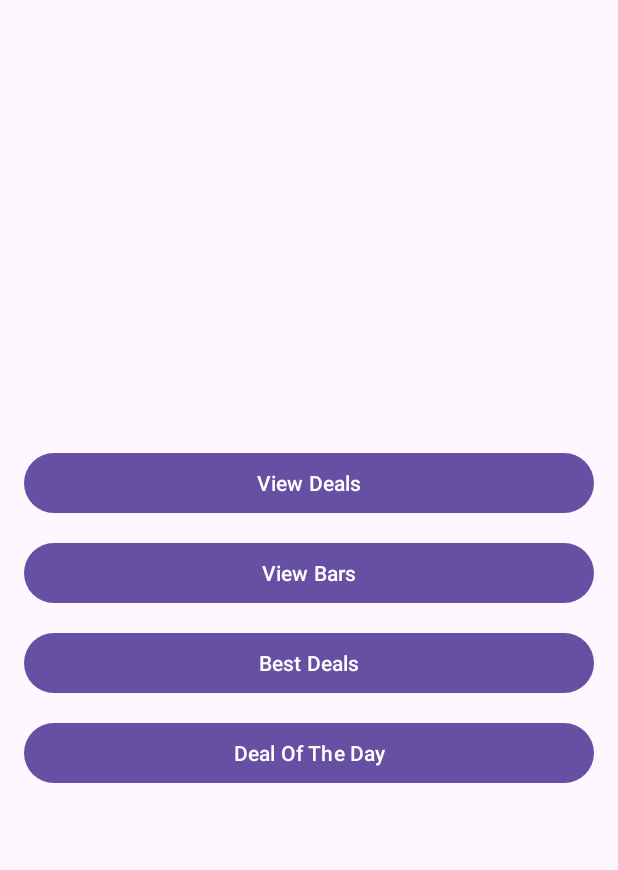
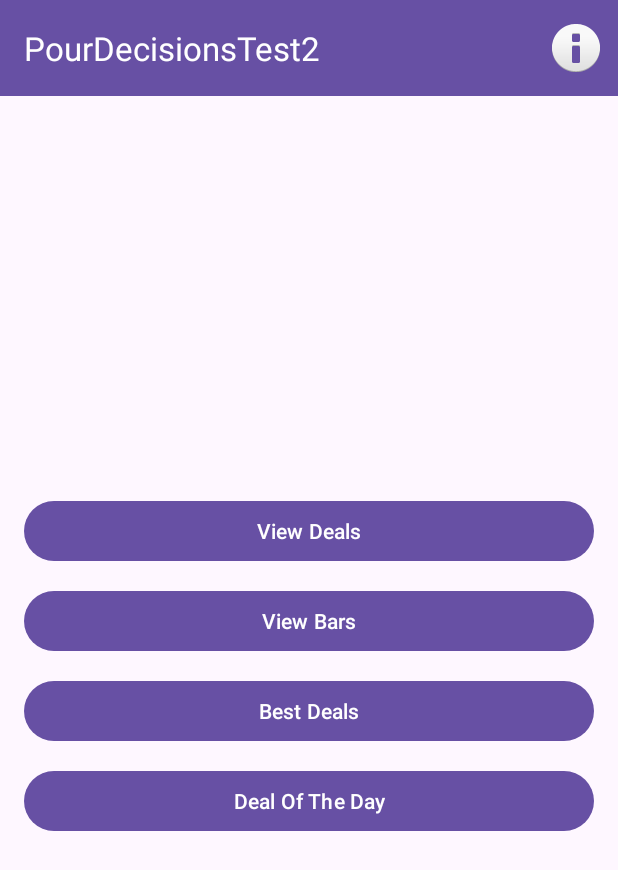
Before and after one commit to DanielWFetterman/PourDecisionsApp, an Android app: the screen it shows after launch (MainActivity), on a phone screen of 412 x 824 dp. Shown: the top 870 px of the screen. Run offline under Robolectric (Android 15) with nearby library versions, the light colour scheme and no system bars.

Commit message:
snackbar and menu

```diff
--- a/app/src/main/java/com/example/pourdecisionstest2/MainActivity.java
+++ b/app/src/main/java/com/example/pourdecisionstest2/MainActivity.java
@@ -2,12 +2,18 @@ package com.example.pourdecisionstest2;
 
 import android.content.Intent;
 import android.os.Bundle;
+import android.view.Menu;
+import android.view.MenuInflater;
+import android.view.MenuItem;
 import android.view.View;
 import android.widget.Button;
+import androidx.appcompat.widget.Toolbar;
+
 import androidx.appcompat.app.AppCompatActivity;
 
 import com.example.pourdecisionstest2.BestDealsActivity;
 import com.example.pourdecisionstest2.DealsActivity;
+import com.google.android.material.snackbar.Snackbar;
 
 public class MainActivity extends AppCompatActivity {
     @Override
@@ -24,5 +30,28 @@ public class MainActivity extends AppCompatActivity {
         btnBars.setOnClickListener(v -> startActivity(new Intent(this, com.example.pourdecisionstest2.BarsActivity.class)));
         btnBestDeals.setOnClickListener(v -> startActivity(new Intent(this, com.example.pourdecisionstest2.BestDealsActivity.class)));
         btnDealOfDay.setOnClickListener(v -> startActivity(new Intent(this, com.example.pourdecisionstest2.DealOfDayActivity.class)));
+
+        Toolbar toolbar = findViewById(R.id.my_toolbar);
+        setSupportActionBar(toolbar);
     }
+
+    @Override
+    public boolean onCreateOptionsMenu(Menu menu) {
+        MenuInflater inflater = getMenuInflater();
+        inflater.inflate(R.menu.menu_main, menu);
+        return true;
+    }
+
+
+    @Override
+    public boolean onOptionsItemSelected(MenuItem item) {
+        if (item.getItemId() == R.id.more_info) {
+            View rootView = findViewById(android.R.id.content);
+            Snackbar.make(rootView, "Pour Decisions App\nGet the best deals out there", Snackbar.LENGTH_LONG).show();
+            return true;
+        }
+        return super.onOptionsItemSelected(item);
+    }
+
+
 }
--- a/app/src/main/res/layout/activity_main.xml
+++ b/app/src/main/res/layout/activity_main.xml
@@ -1,10 +1,29 @@
 <?xml version="1.0" encoding="utf-8"?>
-<LinearLayout xmlns:android="http://schemas.android.com/apk/res/android"
+<androidx.coordinatorlayout.widget.CoordinatorLayout xmlns:android="http://schemas.android.com/apk/res/android"
+    xmlns:app="http://schemas.android.com/apk/res-auto"
+    android:layout_width="match_parent"
+    android:layout_height="match_parent">
+
+    <com.google.android.material.appbar.AppBarLayout
+        android:layout_width="match_parent"
+        android:layout_height="wrap_content">
+
+        <androidx.appcompat.widget.Toolbar
+            android:id="@+id/my_toolbar"
+            android:layout_width="match_parent"
+            android:layout_height="?attr/actionBarSize"
+            android:background="?attr/colorPrimary"
+            android:theme="@style/ThemeOverlay.AppCompat.Dark.ActionBar"
+            app:popupTheme="@style/ThemeOverlay.AppCompat.Light" />
+    </com.google.android.material.appbar.AppBarLayout>
+
+    <LinearLayout
         android:layout_width="match_parent"
         android:layout_height="match_parent"
         android:orientation="vertical"
         android:gravity="center"
-    android:padding="16dp">
+        android:padding="16dp"
+        app:layout_behavior="@string/appbar_scrolling_view_behavior">
 
         <Button
             android:id="@+id/btn_deals"
@@ -32,5 +51,6 @@
             android:layout_height="wrap_content"
             android:layout_marginTop="12dp"
             android:text="Deal Of The Day" />
+    </LinearLayout>
 
-</LinearLayout>
+</androidx.coordinatorlayout.widget.CoordinatorLayout>
--- /dev/null
+++ b/app/src/main/res/menu/menu_main.xml
@@ -0,0 +1,11 @@
+<?xml version="1.0" encoding="utf-8"?>
+<menu xmlns:app="http://schemas.android.com/apk/res-auto"
+    xmlns:android="http://schemas.android.com/apk/res/android">
+
+    <item
+        android:id="@+id/more_info"
+        android:enabled="true"
+        android:icon="@android:drawable/ic_dialog_info"
+        android:visible="true"
+        app:showAsAction="always" />
+</menu>
```
Lines whose indentation alone changed are shown as unchanged.
